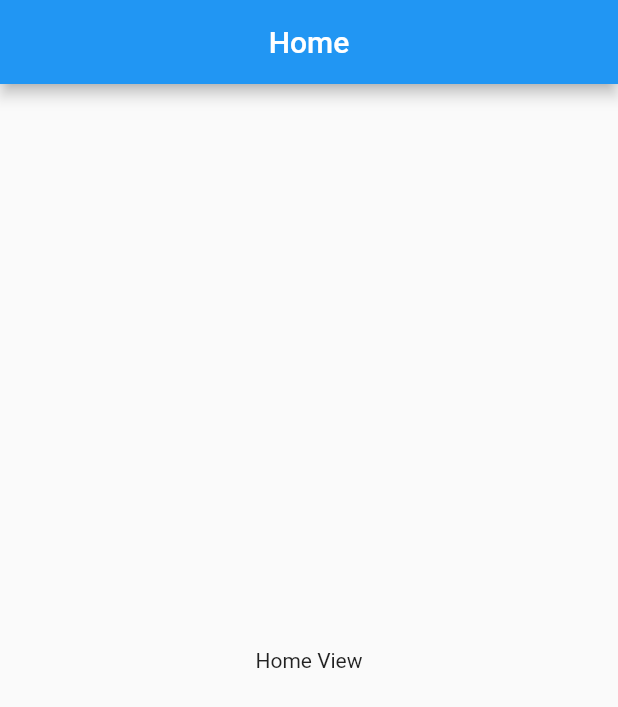
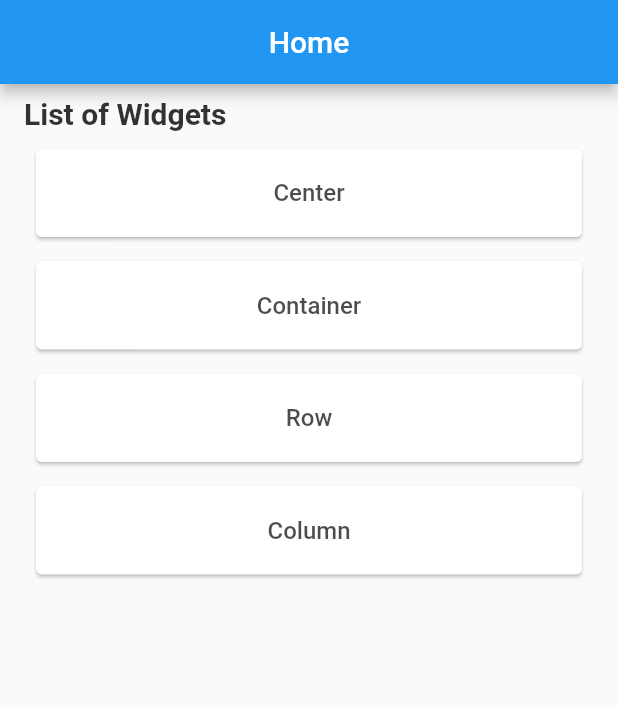
Before and after one commit to jugalw13/Flutter-Widget-Learner, a Flutter app: the screen it shows after launch, on a phone screen of 412 x 824 dp. Shown: the top 707 px of the screen. Run offline on Flutter 3.47's test engine with Material 2 defaults, Android fonts, the phone set to English and light mode, and no system bars.

Commit message:
intial setup

```diff
--- /dev/null
+++ b/lib/core/home_view.dart
@@ -0,0 +1,125 @@
+import 'package:flutter/material.dart';
+import 'package:widget_learner/views/center_views/center_view.dart';
+import 'package:widget_learner/views/column_views/column_view.dart';
+import 'package:widget_learner/views/container_views/container_view.dart';
+import 'package:widget_learner/views/row_views/row_view.dart';
+
+class HomeView extends StatelessWidget {
+  final TextStyle cardTextStyle = TextStyle(
+    fontSize: 16,
+    fontWeight: FontWeight.w500,
+    color: Color.fromRGBO(0, 0, 0, 0.7),
+  );
+
+  final EdgeInsets listPadding =
+      EdgeInsets.symmetric(horizontal: 20, vertical: 4);
+  final EdgeInsets cardPadding = EdgeInsets.symmetric(vertical: 20);
+
+  @override
+  Widget build(BuildContext context) {
+    return Scaffold(
+      appBar: AppBar(
+        title: Text('Home'),
+        centerTitle: true,
+      ),
+      body: Column(
+        crossAxisAlignment: CrossAxisAlignment.stretch,
+        children: <Widget>[
+          Container(
+            padding: EdgeInsets.fromLTRB(16, 8, 20, 4),
+            child: Text(
+              'List of Widgets',
+              style: TextStyle(
+                fontSize: 20,
+                fontWeight: FontWeight.w600,
+                color: Color.fromRGBO(0, 0, 0, 0.8),
+              ),
+            ),
+          ),
+          Expanded(
+            child: ListView(
+              children: listOfWidgets(context),
+            ),
+          ),
+        ],
+      ),
+    );
+  }
+
+  List<Widget> listOfWidgets(BuildContext context) {
+    return [
+      GestureDetector(
+        onTap: () => Navigator.of(context).pushReplacement(
+          MaterialPageRoute(
+            builder: (context) => CenterView(),
+          ),
+        ),
+        child: Container(
+          padding: listPadding,
+          child: Card(
+            child: Container(
+              padding: cardPadding,
+              child: Center(
+                child: Text('Center', style: cardTextStyle),
+              ),
+            ),
+          ),
+        ),
+      ),
+      GestureDetector(
+        onTap: () => Navigator.of(context).pushReplacement(
+          MaterialPageRoute(
+            builder: (context) => ContainerView(),
+          ),
+        ),
+        child: Container(
+          padding: listPadding,
+          child: Card(
+            child: Container(
+              padding: cardPadding,
+              child: Center(
+                child: Text('Container', style: cardTextStyle),
+              ),
+            ),
+          ),
+        ),
+      ),
+      GestureDetector(
+        onTap: () => Navigator.of(context).pushReplacement(
+          MaterialPageRoute(
+            builder: (context) => RowView(),
+          ),
+        ),
+        child: Container(
+          padding: listPadding,
+          child: Card(
+            child: Container(
+              padding: cardPadding,
+              child: Center(
+                child: Text('Row', style: cardTextStyle),
+              ),
+            ),
+          ),
+        ),
+      ),
+      GestureDetector(
+        onTap: () => Navigator.of(context).pushReplacement(
+          MaterialPageRoute(
+            builder: (context) => ColumnView(),
+          ),
+        ),
+        child: Container(
+          padding: listPadding,
+          child: Card(
+            child: Container(
+              padding: cardPadding,
+              child: Center(
+                child: Text('Column', style: cardTextStyle),
+              ),
+            ),
+          ),
+        ),
+      )
+    ];
+  }
+}
--- a/lib/main.dart
+++ b/lib/main.dart
@@ -1,9 +1,9 @@
 import 'package:flutter/material.dart';
+import 'package:widget_learner/core/home_view.dart';
 
-void main() => runApp(MyApp());
+void main() => runApp(MainApplication());
 
-class MyApp extends StatelessWidget {
-  // This widget is the root of your application.
+class MainApplication extends StatelessWidget {
   @override
   Widget build(BuildContext context) {
     return MaterialApp(
@@ -12,21 +12,7 @@ class MyApp extends StatelessWidget {
         primarySwatch: Colors.blue,
       ),
       home: HomeView(),
+      debugShowCheckedModeBanner: false,
     );
   }
 }
-
-class HomeView extends StatelessWidget {
-  @override
-  Widget build(BuildContext context) {
-    return Scaffold(
-      appBar: AppBar(
-        title: Text('Home'),
-        centerTitle: true,
-      ),
-      body: Center(
-        child: Text('Home View'),
-      ),
-    );
-  }
-}
--- /dev/null
+++ b/lib/views/center_views/center_view.dart
@@ -0,0 +1,14 @@
+import 'package:flutter/material.dart';
+import 'package:widget_learner/widgets/custom_scaffold.dart';
+
+class CenterView extends StatelessWidget {
+  @override
+  Widget build(BuildContext context) {
+    return CustomScaffold(
+      title: 'Center',
+      body: Center(
+        child: Text('Center View'),
+      ),
+    );
+  }
+}
--- /dev/null
+++ b/lib/views/column_views/column_view.dart
@@ -0,0 +1,14 @@
+import 'package:flutter/material.dart';
+import 'package:widget_learner/widgets/custom_scaffold.dart';
+
+class ColumnView extends StatelessWidget {
+  @override
+  Widget build(BuildContext context) {
+    return CustomScaffold(
+      title: 'Column',
+      body: Center(
+        child: Text('Column View'),
+      ),
+    );
+  }
+}
--- /dev/null
+++ b/lib/views/container_views/container_view.dart
@@ -0,0 +1,14 @@
+import 'package:flutter/material.dart';
+import 'package:widget_learner/widgets/custom_scaffold.dart';
+
+class ContainerView extends StatelessWidget {
+  @override
+  Widget build(BuildContext context) {
+    return CustomScaffold(
+      title: 'Container',
+      body: Center(
+        child: Text('Container View'),
+      ),
+    );
+  }
+}
--- /dev/null
+++ b/lib/views/row_views/row_view.dart
@@ -0,0 +1,14 @@
+import 'package:flutter/material.dart';
+import 'package:widget_learner/widgets/custom_scaffold.dart';
+
+class RowView extends StatelessWidget {
+  @override
+  Widget build(BuildContext context) {
+    return CustomScaffold(
+      title: 'Row',
+      body: Center(
+        child: Text('Row View'),
+      ),
+    );
+  }
+}
```
Also changed, not shown: lib/widgets/custom_scaffold.dart (added, +36 -0 lines), 2 other files.
